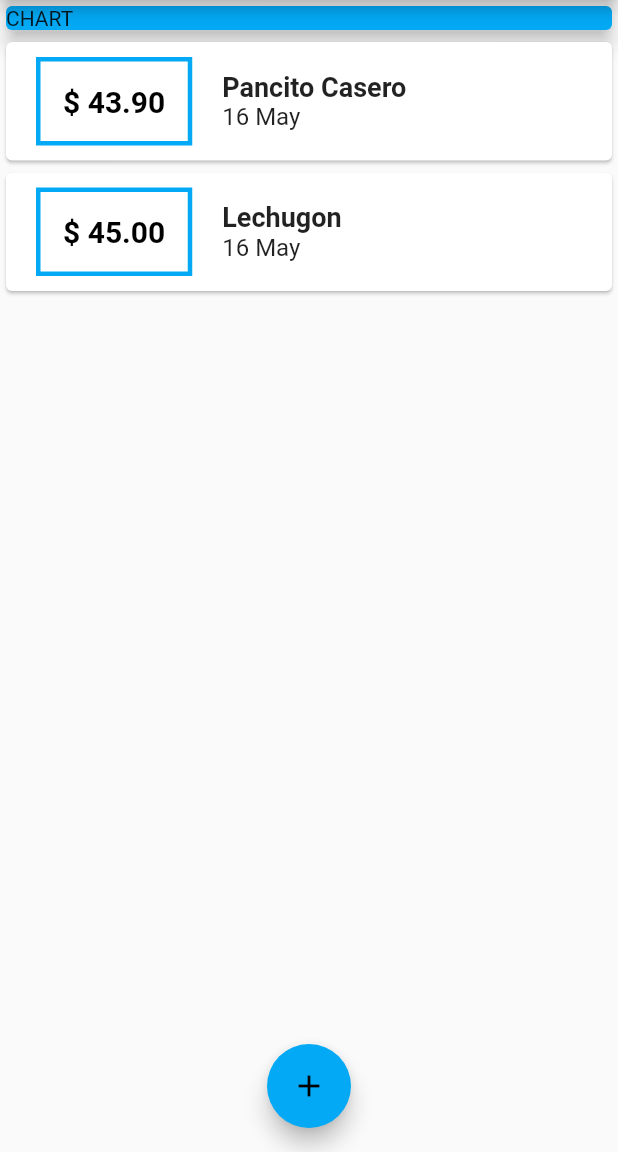
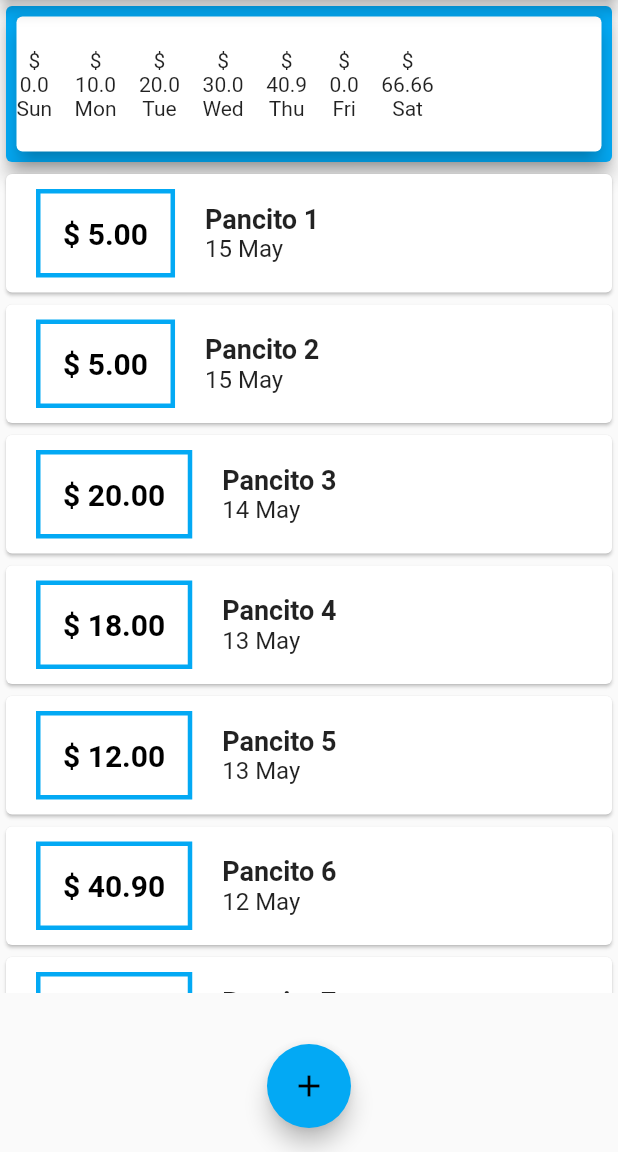
Before and after one commit to nachokhan/my_expenses, a Flutter app: the screen it shows after launch, on a phone screen of 412 x 824 dp, the part 84-1236 px from its top. Run offline on Flutter 3.47's test engine with Material 2 defaults, Android fonts, the phone set to English and light mode, and no system bars.

Commit message:
Added the first version of the  Chart (no graphic)

```diff
--- a/lib/main.dart
+++ b/lib/main.dart
@@ -29,8 +29,60 @@ class MyHomePage extends StatefulWidget {
 class _MyHomePageState extends State<MyHomePage> {
   final List<Transaction> transactions = [
     Transaction(
-        amount: 43.90, date: DateTime.now(), id: "1", title: "Pancito Casero"),
-    Transaction(amount: 45, date: DateTime.now(), id: "2", title: "Lechugon")
+      amount: 5,
+      date: DateTime.now().subtract(Duration(days: 1)),
+      id: "1",
+      title: "Pancito 1",
+    ),
+    Transaction(
+      amount: 5,
+      date: DateTime.now().subtract(Duration(days: 1)),
+      id: "1",
+      title: "Pancito 2",
+    ),
+    Transaction(
+      amount: 20,
+      date: DateTime.now().subtract(Duration(days: 2)),
+      id: "1",
+      title: "Pancito 3",
+    ),
+    Transaction(
+      amount: 18,
+      date: DateTime.now().subtract(Duration(days: 3)),
+      id: "1",
+      title: "Pancito 4",
+    ),
+    Transaction(
+      amount: 12,
+      date: DateTime.now().subtract(Duration(days: 3)),
+      id: "1",
+      title: "Pancito 5",
+    ),
+    Transaction(
+      amount: 40.90,
+      date: DateTime.now().subtract(Duration(days: 4)),
+      id: "1",
+      title: "Pancito 6",
+    ),
+    Transaction(
+      amount: 66.66,
+      date: DateTime.now().subtract(Duration(days: 6)),
+      id: "1",
+      title: "Pancito 7",
+    ),
+    Transaction(
+      amount: 7777.7777,
+      date: DateTime.now().subtract(Duration(days: 7)),
+      id: "1",
+      title: "Pancito 8",
+    ),
+    Transaction(
+      amount: 999.90,
+      date: DateTime.now().subtract(Duration(days: 8)),
+      id: "1",
+      title: "Pancito 9",
+    ),
+
   ];
 
   @override
@@ -54,7 +106,7 @@ class _MyHomePageState extends State<MyHomePage> {
               width: double.infinity,
               child: Card(
                 color: Theme.of(context).accentColor,
-                child: Text("CHART"),
+                child: WChart(transactions),
                 elevation: 5,
               ),
             ),
--- /dev/null
+++ b/lib/models/chartInfo.dart
@@ -0,0 +1,31 @@
+import 'transaction.dart';
+
+class ChartInfo {
+  Map<int, double> weekDaysAmount = {
+    /* DateTime.monday: 0.0,
+    DateTime.tuesday: 0.0,
+    DateTime.wednesday: 0.0,
+    DateTime.thursday: 0.0,
+    DateTime.friday: 0.0,
+    DateTime.saturday: 0.0,
+    DateTime.sunday: 0.0,*/
+  };
+
+  Map<int, double> fillFromLastDays(List<Transaction> txs, int days) {
+    final hoy = DateTime.now();
+    final lastDay = hoy.subtract(Duration(days: days));
+    final lastTxs = txs.where((element) => element.date.isAfter(lastDay));
+
+    for (int i = 0; i <= 7; i++) {
+      var dayToAdd = hoy.subtract(Duration(days: i)).weekday;
+
+      weekDaysAmount.putIfAbsent(dayToAdd, () => 0.0);
+    }
+
+    lastTxs.forEach((tx) {
+      weekDaysAmount[tx.date.weekday] += tx.amount;
+    });
+
+    return weekDaysAmount;
+  }
+}
--- /dev/null
+++ b/lib/widgets/w_chart.dart
@@ -0,0 +1,61 @@
+import 'package:flutter/material.dart';
+import 'package:intl/intl.dart';
+import 'package:my_expenses/models/transaction.dart';
+import '../models/chartInfo.dart';
+
+class WChart extends StatelessWidget {
+  final List<Transaction> txs;
+
+  WChart(this.txs);
+
+  @override
+  Widget build(BuildContext context) {
+    return Card(
+      margin: EdgeInsets.all(7),
+      elevation: 6,
+      child: Row(
+        children: <Widget>[
+          ...createWeekDays(),
+        ],
+      ),
+    );
+  }
+
+  createWeekDays() {
+    List<Widget> bars = [];
+
+    final amounts = ChartInfo().fillFromLastDays(txs, 7);
+
+    amounts.forEach((key, value) {
+      final dia = DateFormat.E().format(DateTime.now().subtract(Duration(days: key)));
+
+      bars.add(WBar(dia, value));
+      bars.add(SizedBox(
+        width: 15,
+        height: 90,
+      ));
+    });
+
+    return bars;
+  }
+}
+
+class WBar extends StatelessWidget {
+  final String day;
+  final double amount;
+
+  WBar(this.day, this.amount);
+
+  @override
+  Widget build(BuildContext context) {
+    return Container(
+      child: Column(
+        children: <Widget>[
+          Text("\$"),
+          Text(amount.toString()),
+          Text(day),
+        ],
+      ),
+    );
+  }
+}
```
